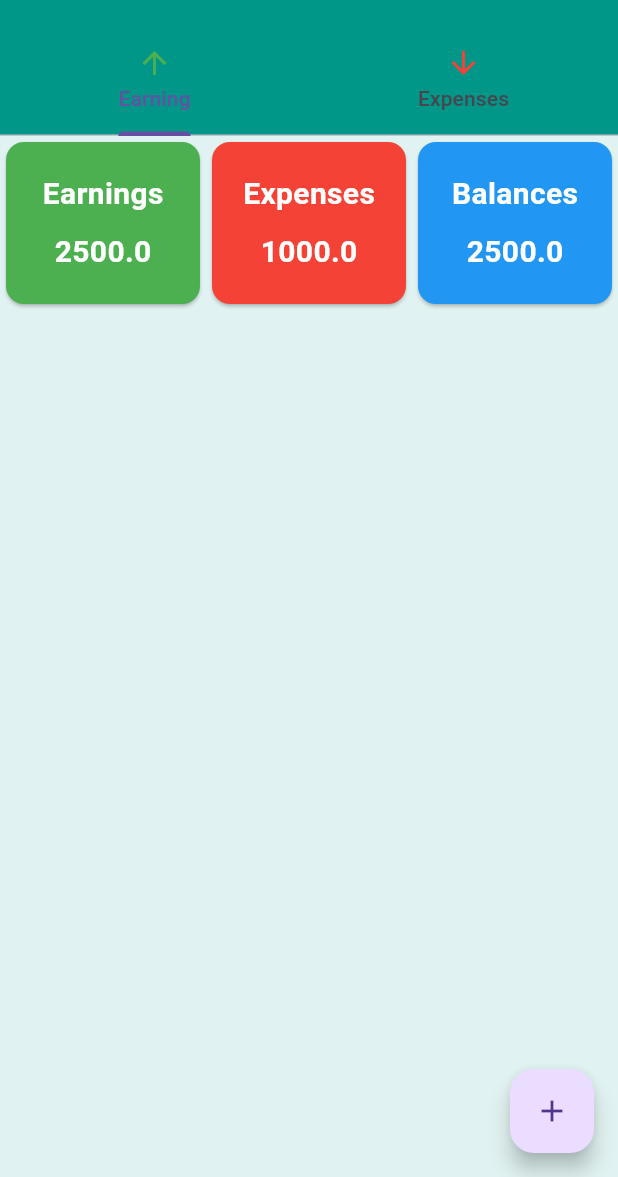
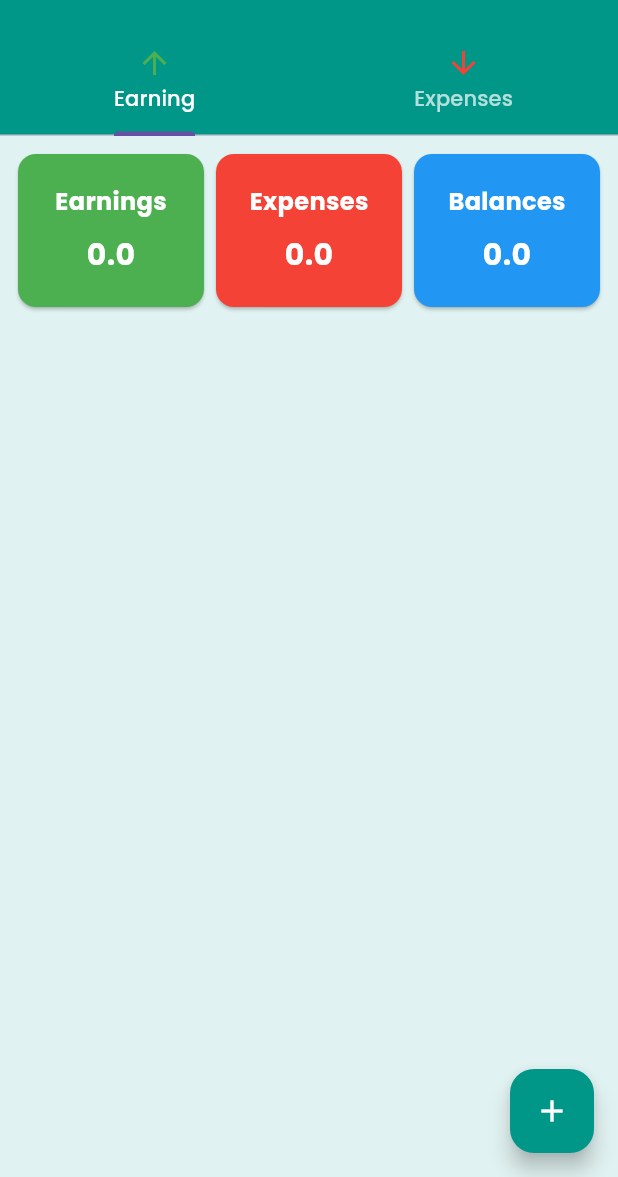
Before and after one commit to nahidmeraj765/basic-expense-tracker-app, a Flutter app: the screen it shows after launch, on a phone screen of 412 x 824 dp, the part 59-1236 px from its top. Run offline on Flutter 3.47's test engine with Material 3 defaults, Android fonts, the phone set to English and light mode, and no system bars; our stand-ins replace google_fonts.

Commit message:
functionality added in final commit

```diff
--- a/lib/home.dart
+++ b/lib/home.dart
@@ -1,4 +1,5 @@
 import 'package:flutter/material.dart';
+import 'package:intl/intl.dart';
 
 class Home extends StatefulWidget {
   const Home({super.key});
@@ -9,6 +10,25 @@ class Home extends StatefulWidget {
 
 class _HomeState extends State<Home> with SingleTickerProviderStateMixin {
   late TabController _tabController;
+
+  List<Map<String, dynamic>> _earnings = [];
+  List<Map<String, dynamic>> _expenses = [];
+
+  double get _totalExpenses =>
+      _expenses.fold(0, (sum, item) => sum + item['amount']);
+  double get _totalEarnings =>
+      _earnings.fold(0, (sum, item) => sum + item['amount']);
+  double get _totalBalance => _totalEarnings - _totalExpenses;
+
+  void addEntry(String title, double amount, DateTime date, bool isEarning) {
+    setState(() {
+      if (isEarning) {
+        _earnings.add({"title": title, "amount": amount, "date": date});
+      } else {
+        _expenses.add({"title": title, "amount": amount, "date": date});
+      }
+    });
+  }
 
   @override
   void initState() {
@@ -61,6 +81,10 @@ class _HomeState extends State<Home> with SingleTickerProviderStateMixin {
   }
 
   void showForm({required isEarning}) {
+    TextEditingController _titleController = TextEditingController();
+    TextEditingController _amountController = TextEditingController();
+    DateTime _entryDate = DateTime.now();
+
     showModalBottomSheet(
       context: context,
       builder: (context) {
@@ -78,6 +102,7 @@ class _HomeState extends State<Home> with SingleTickerProviderStateMixin {
               ),
               SizedBox(height: 20),
               TextField(
+                controller: _titleController,
                 decoration: InputDecoration(
                   border: OutlineInputBorder(
                     borderRadius: BorderRadius.circular(5),
@@ -92,6 +117,7 @@ class _HomeState extends State<Home> with SingleTickerProviderStateMixin {
               ),
               SizedBox(height: 20),
               TextField(
+                controller: _amountController,
                 decoration: InputDecoration(
                   border: OutlineInputBorder(
                     borderRadius: BorderRadius.circular(5),
@@ -106,13 +132,28 @@ class _HomeState extends State<Home> with SingleTickerProviderStateMixin {
               ),
               SizedBox(height: 20),
               ElevatedButton(
-                onPressed: () {},
+                onPressed: () {
+                  if (_titleController.text.isNotEmpty &&
+                      _amountController.text.isNotEmpty) {
+                    addEntry(
+                      _titleController.text,
+                      double.parse(_amountController.text),
+                      _entryDate,
+                      isEarning,
+                    );
+                    Navigator.pop(context);
+                  }
+                },
                 style: ElevatedButton.styleFrom(
                   backgroundColor: isEarning ? Colors.green : Colors.red,
                 ),
                 child: Text(
                   isEarning ? "Add Earning" : "Add Expense",
-                  style: TextStyle(fontWeight: FontWeight.bold, fontSize: 16, color: Colors.white),
+                  style: TextStyle(
+                    fontWeight: FontWeight.bold,
+                    fontSize: 16,
+                    color: Colors.white,
+                  ),
                 ),
               ),
             ],
@@ -130,6 +171,8 @@ class _HomeState extends State<Home> with SingleTickerProviderStateMixin {
         centerTitle: true,
         bottom: TabBar(
           controller: _tabController,
+          labelColor: Colors.white,
+          unselectedLabelColor: Colors.white70,
           tabs: [
             Tab(
               text: "Earning",
@@ -143,28 +186,41 @@ class _HomeState extends State<Home> with SingleTickerProviderStateMixin {
         ),
       ),
       backgroundColor: Colors.teal[50],
-      body: Column(
+      body: Padding(
+        padding: const EdgeInsets.all(8.0),
+        child: Column(
           children: [
             Row(
               children: [
                 _buildSummaryCard(
                   title: "Earnings",
-                value: 2500,
+                  value: _totalEarnings,
                   color: Colors.green,
                 ),
                 _buildSummaryCard(
                   title: "Expenses",
-                value: 1000,
+                  value: _totalExpenses,
                   color: Colors.red,
                 ),
                 _buildSummaryCard(
                   title: "Balances",
-                value: 2500,
+                  value: _totalBalance,
                   color: Colors.blue,
                 ),
               ],
             ),
+            SizedBox(height: 10),
+            Expanded(
+              child: TabBarView(
+                controller: _tabController,
+                children: [
+                  _buildList(_earnings, Colors.green, true),
+                  _buildList(_expenses, Colors.red, false),
                 ],
+              ),
+            ),
+          ],
+        ),
       ),
       floatingActionButton: FloatingActionButton(
         onPressed: () {
@@ -192,7 +248,7 @@ Widget _buildSummaryCard({
               title,
               style: TextStyle(
                 fontWeight: FontWeight.bold,
-                fontSize: 20,
+                fontSize: 16,
                 color: Colors.white,
               ),
             ),
@@ -211,3 +267,29 @@ Widget _buildSummaryCard({
     ),
   );
 }
+
+Widget _buildList(
+  List<Map<String, dynamic>> items,
+  Color color,
+  bool isEarning,
+) {
+  return ListView.builder(
+    itemCount: items.length,
+    itemBuilder: (context, index) {
+      return Card(
+        child: ListTile(
+          leading: CircleAvatar(
+            backgroundColor: Colors.greenAccent,
+            child: Icon(isEarning ? Icons.arrow_upward : Icons.arrow_downward),
+          ),
+          title: Text(items[index]['title']),
+          subtitle: Text(DateFormat('dd/MM/yyyy').format(items[index]['date'])),
+          trailing: Text(
+            "৳ ${items[index]['amount'].toStringAsFixed(2)}",
+            style: TextStyle(color: color, fontWeight: FontWeight.bold),
+          ),
+        ),
+      );
+    },
+  );
+}
--- a/lib/myapp.dart
+++ b/lib/myapp.dart
@@ -1,5 +1,6 @@
 import 'package:flutter/material.dart';
 import 'package:flutter_application_expense_tracker/home.dart';
+import 'package:google_fonts/google_fonts.dart';
 
 class MyApp extends StatelessWidget {
   const MyApp({super.key});
@@ -9,18 +10,25 @@ class MyApp extends StatelessWidget {
     return MaterialApp(
       theme: ThemeData(
         brightness: Brightness.light,
-        primaryColor: Colors.purple,
         primarySwatch: Colors.teal,
         scaffoldBackgroundColor: Colors.tealAccent.shade100,
         appBarTheme: const AppBarTheme(
           color: Colors.teal,
-          titleTextStyle: TextStyle(fontSize: 20, fontWeight: FontWeight.bold),
+          titleTextStyle: TextStyle(
+            fontSize: 20,
+            color: Colors.white,
+            fontWeight: FontWeight.bold,
+          ),
         ),
-        textTheme: TextTheme(
-          headlineMedium: TextStyle(
-            color: Colors.black,
-          )
-        )
+
+        textTheme: GoogleFonts.poppinsTextTheme(
+          Theme.of(context).textTheme, // keeps default sizes/colors
+        ),
+
+        floatingActionButtonTheme: const FloatingActionButtonThemeData(
+          backgroundColor: Colors.teal,
+          foregroundColor: Colors.white,
+        ),
       ),
       home: const Home(),
     );
--- a/pubspec.yaml
+++ b/pubspec.yaml
@@ -30,6 +30,8 @@ environment:
 dependencies:
   flutter:
     sdk: flutter
+  google_fonts: ^6.3.0
+  intl: ^0.20.2
 
   # The following adds the Cupertino Icons font to your application.
   # Use with the CupertinoIcons class for iOS style icons.
@@ -38,7 +40,6 @@ dependencies:
 dev_dependencies:
   flutter_test:
     sdk: flutter
-
 
   # The "flutter_lints" package below contains a set of recommended lints to
   # encourage good coding practices. The lint set provided by the package is
```
Also changed, not shown: pubspec.lock, 1 other file. Lines whose indentation alone changed are shown as unchanged.
